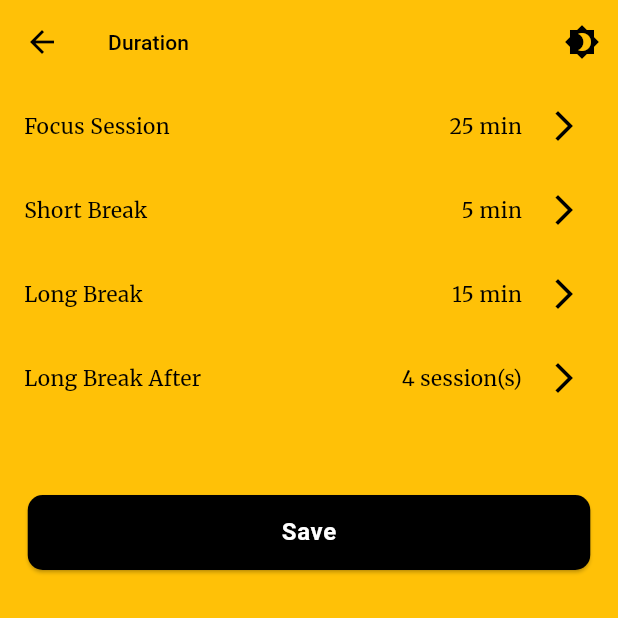
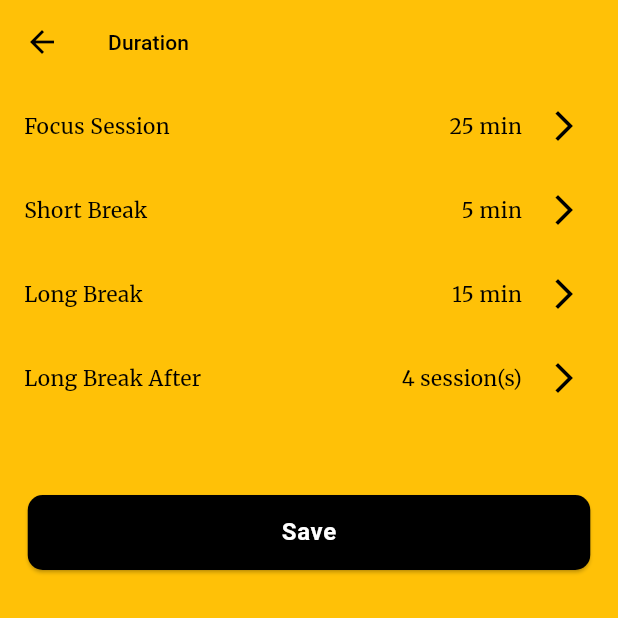
Before and after one commit to jeankpoti/doit, a Flutter app: the PomodoroPage screen opened directly, after a tap on the "settings" icon, on a phone screen of 412 x 824 dp, the top half of it. Run offline on Flutter 3.47's test engine with Material 3 defaults, Android fonts, the light colour scheme and no system bars; our stand-ins replace audioplayers, equatable, flutter_bloc, font_awesome_flutter, google_fonts, isar and 4 more; accounts and stored records are empty; generated files the repository leaves out were written again.

Commit message:
Working on the setting page

```diff
--- a/lib/common_widget/app_bar_widget.dart
+++ b/lib/common_widget/app_bar_widget.dart
@@ -1,6 +1,5 @@
-import 'package:do_it/theme/theme_cubit.dart';
 import 'package:flutter/material.dart';
-import 'package:flutter_bloc/flutter_bloc.dart';
+import '../features/pomodoro/presentation/pomodoro_setting_page.dart';
 
 class AppBarWidget extends StatelessWidget implements PreferredSizeWidget {
   final bool? isAction;
@@ -19,11 +18,20 @@ class AppBarWidget extends StatelessWidget implements PreferredSizeWidget {
       actions: isAction == true
           ? [
               IconButton(
-                icon: const Icon(Icons.brightness_4),
-                onPressed: () {
-                  context.read<ThemeCubit>().toggleTheme();
-                },
+                onPressed: () => Navigator.push(
+                  context,
+                  MaterialPageRoute(
+                    builder: (context) => const PomodoroSettingPage(),
+                  ),
+                ),
+                icon: const Icon(Icons.settings),
               ),
+              // IconButton(
+              //   icon: const Icon(Icons.brightness_4),
+              //   onPressed: () {
+              //     context.read<ThemeCubit>().toggleTheme();
+              //   },
+              // ),
             ]
           : [],
     );
--- /dev/null
+++ b/lib/constants/session_list.dart
@@ -0,0 +1 @@
+final sessionList = [1, 2, 3, 4, 5, 6, 7, 8, 9, 10, 11, 12, 13, 14, 15];
--- /dev/null
+++ b/lib/constants/time_list.dart
@@ -0,0 +1,63 @@
+final timeList = [
+  1,
+  5,
+  10,
+  15,
+  20,
+  25,
+  30,
+  35,
+  40,
+  45,
+  50,
+  55,
+  60,
+  65,
+  70,
+  75,
+  80,
+  85,
+  90,
+  95,
+  100,
+  105,
+  110,
+  115,
+  120,
+  125,
+  130,
+  135,
+  140,
+  145,
+  150,
+  155,
+  160,
+  165,
+  170,
+  175,
+  180,
+  185,
+  190,
+  195,
+  200,
+  205,
+  210,
+  215,
+  220,
+  225,
+  230,
+  235,
+  240,
+  245,
+  250,
+  255,
+  260,
+  265,
+  270,
+  275,
+  280,
+  285,
+  290,
+  295,
+  300,
+];
--- a/lib/features/pomodoro/presentation/pomodoro_cubit.dart
+++ b/lib/features/pomodoro/presentation/pomodoro_cubit.dart
@@ -34,7 +34,7 @@ class PomodoroCubit extends Cubit<PomodoroConfigState> {
         );
 
   void workDurationChanged(int workDuration) {
-    emit(state.copyWith(workDuration: workDuration * 2));
+    emit(state.copyWith(workDuration: workDuration * 60));
   }
 
   void shortBreakDurationChanged(int shortBreakDuration) {
--- a/lib/features/pomodoro/presentation/pomodoro_page.dart
+++ b/lib/features/pomodoro/presentation/pomodoro_page.dart
@@ -5,7 +5,7 @@ import '../../../common_widget/app_bar_widget.dart';
 import '../../../common_widget/elevated_button_icon_widget.dart';
 import 'pomodor_config_state.dart';
 import 'pomodoro_cubit.dart';
-import 'setting_page.dart';
+import 'pomodoro_setting_page.dart';
 
 class PomodoroPage extends StatefulWidget {
   const PomodoroPage({super.key});
@@ -32,9 +32,9 @@ class _PomodoroPageState extends State<PomodoroPage> {
         title: 'Pomodoro Timer',
         isAction: true,
       ),
-      body: BlocBuilder<PomodoroCubit, PomodoroConfigState>(
+      body: SafeArea(
+        child: BlocBuilder<PomodoroCubit, PomodoroConfigState>(
             builder: (context, state) {
-        print('state.sessionCount: ${state.sessionCount}');
           return Column(
             spacing: 30,
             mainAxisAlignment: MainAxisAlignment.center,
@@ -90,8 +90,9 @@ class _PomodoroPageState extends State<PomodoroPage> {
                       ElevatedButtonIconWidget(
                         text: 'Start short break',
                         icon: const Icon(Icons.play_arrow, size: 40),
-                      onPressed: () =>
-                          context.read<PomodoroCubit>().stopTimer('shortBreak'),
+                        onPressed: () => context
+                            .read<PomodoroCubit>()
+                            .stopTimer('shortBreak'),
                       )
                     else if (!state.isRunning &&
                         state.remainingTime == 0 &&
@@ -101,8 +102,9 @@ class _PomodoroPageState extends State<PomodoroPage> {
                       ElevatedButtonIconWidget(
                         text: 'Start long break',
                         icon: const Icon(Icons.play_arrow, size: 40),
-                      onPressed: () =>
-                          context.read<PomodoroCubit>().stopTimer('longBreak'),
+                        onPressed: () => context
+                            .read<PomodoroCubit>()
+                            .stopTimer('longBreak'),
                       )
                     else
                       ElevatedButtonIconWidget(
@@ -159,18 +161,19 @@ class _PomodoroPageState extends State<PomodoroPage> {
                     context.read<PomodoroCubit>().startTimer(state.workDuration)
                   },
                 ),
-            IconButton(
-              onPressed: () => Navigator.push(
-                context,
-                MaterialPageRoute(
-                  builder: (context) => const SettingPage(),
-                ),
-              ),
-              icon: const Icon(Icons.settings),
-            ),
+              // IconButton(
+              //   onPressed: () => Navigator.push(
+              //     context,
+              //     MaterialPageRoute(
+              //       builder: (context) => const PomodoroSettingPage(),
+              //     ),
+              //   ),
+              //   icon: const Icon(Icons.settings),
+              // ),
             ],
           );
         }),
+      ),
     );
   }
 }
--- a/lib/features/pomodoro/presentation/setting_page.dart
+++ b/lib/features/pomodoro/presentation/pomodoro_setting_page.dart
@@ -5,89 +5,25 @@ import 'package:flutter_bloc/flutter_bloc.dart';
 import '../../../common_widget/app_bar_widget.dart';
 import '../../../common_widget/button_widget.dart';
 import '../../../common_widget/list_tile_widget.dart';
+import '../../../constants/session_list.dart';
+import '../../../constants/time_list.dart';
 import 'pomodor_config_state.dart';
 import 'pomodoro_cubit.dart';
 
-class SettingPage extends StatefulWidget {
-  const SettingPage({super.key});
+class PomodoroSettingPage extends StatefulWidget {
+  const PomodoroSettingPage({super.key});
 
   @override
-  State<SettingPage> createState() => _SettingPageState();
+  State<PomodoroSettingPage> createState() => _PomodoroSettingPageState();
 }
 
-class _SettingPageState extends State<SettingPage> {
-  final timeList = [
-    1,
-    5,
-    10,
-    15,
-    20,
-    25,
-    30,
-    35,
-    40,
-    45,
-    50,
-    55,
-    60,
-    65,
-    70,
-    75,
-    80,
-    85,
-    90,
-    95,
-    100,
-    105,
-    110,
-    115,
-    120,
-    125,
-    130,
-    135,
-    140,
-    145,
-    150,
-    155,
-    160,
-    165,
-    170,
-    175,
-    180,
-    185,
-    190,
-    195,
-    200,
-    205,
-    210,
-    215,
-    220,
-    225,
-    230,
-    235,
-    240,
-    245,
-    250,
-    255,
-    260,
-    265,
-    270,
-    275,
-    280,
-    285,
-    290,
-    295,
-    300,
-  ];
-
-  final sessionList = [1, 2, 3, 4, 5, 6, 7, 8, 9, 10, 11, 12, 13, 14, 15];
-
+class _PomodoroSettingPageState extends State<PomodoroSettingPage> {
   @override
   Widget build(BuildContext context) {
     return Scaffold(
       appBar: const AppBarWidget(
         title: 'Duration',
-        isAction: true,
+        isAction: false,
       ),
       body: SafeArea(
         child: SingleChildScrollView(
@@ -155,23 +91,48 @@ class _SettingPageState extends State<SettingPage> {
                 child: CupertinoPicker(
                     itemExtent: timeList.length.toDouble(),
                     onSelectedItemChanged: (int index) {
-                      if (type == 'Focus Session') {
+                      switch (type) {
+                        case 'Focus Session':
                           pomodoroCubit.workDurationChanged(
                             timeList[index],
                           );
-                      } else if (type == 'Short Break') {
+                          break;
+                        case 'Short Break':
                           pomodoroCubit.shortBreakDurationChanged(
                             timeList[index],
                           );
-                      } else if (type == 'Long Break') {
+                          break;
+                        case 'Long Break':
                           pomodoroCubit.longBreakDurationChanged(
                             timeList[index],
                           );
-                      } else if (type == 'Long Break After') {
+                          break;
+                        case 'Long Break After':
                           pomodoroCubit.setSessionCount(
                             sessionList[index],
                           );
+                          break;
+                        default:
+                          // Handle unknown type if necessary
+                          break;
                       }
+                      // if (type == 'Focus Session') {
+                      //   pomodoroCubit.workDurationChanged(
+                      //     timeList[index],
+                      //   );
+                      // } else if (type == 'Short Break') {
+                      //   pomodoroCubit.shortBreakDurationChanged(
+                      //     timeList[index],
+                      //   );
+                      // } else if (type == 'Long Break') {
+                      //   pomodoroCubit.longBreakDurationChanged(
+                      //     timeList[index],
+                      //   );
+                      // } else if (type == 'Long Break After') {
+                      //   pomodoroCubit.setSessionCount(
+                      //     sessionList[index],
+                      //   );
+                      // }
                     },
                     children: type == 'Long Break After'
                         ? List.generate(sessionList.length, (index) {
--- a/lib/features/todo/presentation/todo_view.dart
+++ b/lib/features/todo/presentation/todo_view.dart
@@ -9,7 +9,6 @@ import 'package:flutter_bloc/flutter_bloc.dart';
 
 import '../../../common_widget/app_bar_widget.dart';
 import '../domain/models/todo.dart';
-import '../../../theme/theme_cubit.dart';
 import 'todo_cubit.dart';
 
 class TodoView extends StatelessWidget {
@@ -51,7 +50,7 @@ class TodoView extends StatelessWidget {
       backgroundColor: Theme.of(context).colorScheme.surface,
       appBar: const AppBarWidget(
         title: 'Todo List',
-        isAction: true,
+        isAction: false,
       ),
       body: BlocBuilder<TodoCubit, List<Todo>>(
         builder: (context, todos) {
--- a/lib/theme/theme.dart
+++ b/lib/theme/theme.dart
@@ -34,8 +34,9 @@ ThemeData darkMode = ThemeData(
   brightness: Brightness.dark,
   colorScheme: ColorScheme.dark(
     surface: Colors.grey.shade900,
-    primary: Colors.grey.shade800,
-    secondary: Colors.grey.shade700,
+    primary: Colors.white,
+    // primary: Colors.grey.shade700,
+    secondary: Colors.grey.shade400,
   ),
   textTheme: TextTheme(
     displayLarge: const TextStyle(
```
Also changed, not shown: lib/common_widget/settings_list_tile.dart (added, +38 -0 lines), lib/main_page.dart (+11 -0 lines), lib/seetings_page.dart (added, +109 -0 lines). Lines whose indentation alone changed are shown as unchanged.
